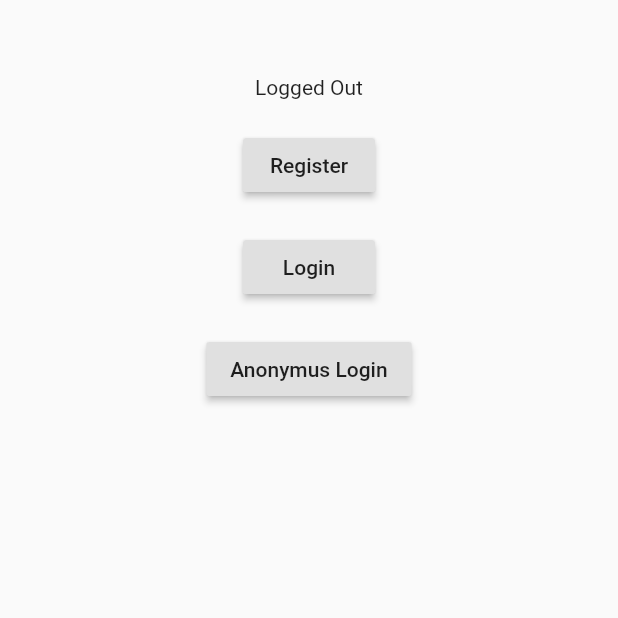
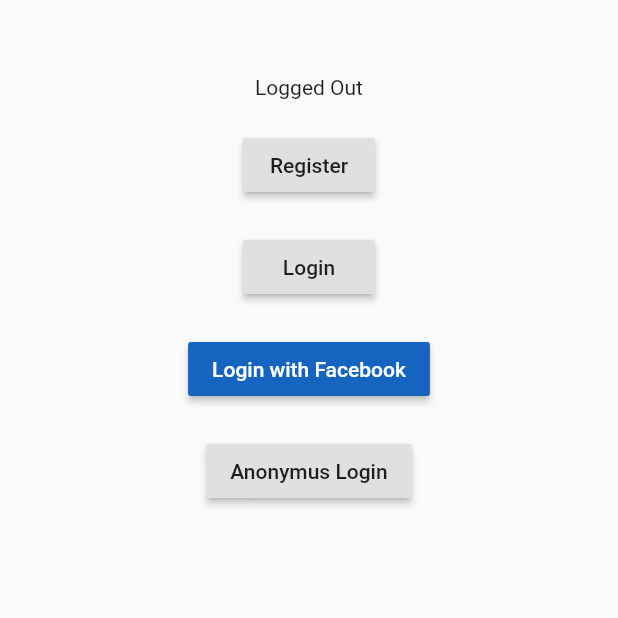
Before and after one commit to sartorinahuel/flutter_firebase_cc, a Flutter app: the screen it shows after launch, after a tap on "Anonymus Login", after a tap on "Volver", on a phone screen of 412 x 824 dp, the top half of it. Run offline on Flutter 3.47's test engine with Material 2 defaults, Android fonts, the light colour scheme and no system bars; our stand-ins replace bloc, cloud_firestore, firebase_auth, firebase_core, flutter_bloc; missing offline and left inert: cloud_firestore_web, firebase_auth_web, firebase_core_web, flutter_facebook_auth; accounts and stored records are empty; network calls fail.

Commit message:
add methods

```diff
--- a/lib/data/services/auth/firebase_auth_service.dart
+++ b/lib/data/services/auth/firebase_auth_service.dart
@@ -1,6 +1,7 @@
 import 'dart:async';
 
 import 'package:firebase_auth/firebase_auth.dart';
+import 'package:flutter_facebook_auth/flutter_facebook_auth.dart';
 import 'package:flutter_firebase_cc/domain/entities/app_error.dart';
 import '../../../domain/services/auth_service.dart';
 
@@ -28,13 +29,14 @@
 
   @override
   Stream<String> authState() async* {
+    uidStream.add('Loading');
     firebaseAuth.authStateChanges().listen((User user) {
       if (user == null) {
         print('The is no user logged in!');
         uidStream.add('');
       } else {
-        print('The user ${user.email} is logged in!');
-        uidStream.sink.add(user.uid);
+        print('The user ${user.uid} is logged in!');
+        uidStream.add(user.uid);
       }
     });
     yield* uidStream.stream;
@@ -43,12 +45,14 @@
   @override
   Future<void> changePassword(String password) {
     User user = firebaseAuth.currentUser;
-    //TODO more error handeling
-    user
-        .updatePassword(password)
-        .whenComplete(() => print('Password updated!'))
-        .catchError(throw AppError.genericError(
-            message: 'An error occur during changing password'));
+    user.updatePassword(password).whenComplete(() {
+      //TODO show popup message
+      print('Password updated!');
+    }).catchError(
+      //TODO more error handeling
+      throw AppError.genericError(
+          message: 'An error occur during changing password'),
+    );
   }
 
   @override
@@ -57,6 +61,7 @@
       await FirebaseAuth.instance.currentUser.delete();
     } on FirebaseAuthException catch (e) {
       if (e.code == 'requires-recent-login') {
+        //TODO Handle this error
         print(
             'The user must reauthenticate before this operation can be executed.');
       }
@@ -74,9 +79,20 @@
   }
 
   @override
-  Future<String> doLoginWithFacebook() {
-    // TODO: implement doLoginWithFacebook
-    throw UnimplementedError();
+  Future<String> doLoginWithFacebook() async {
+    //TODO continue with implementation
+    // Trigger the sign-in flow
+    final AccessToken result = await FacebookAuth.instance.login();
+
+    // Create a credential from the access token
+    final FacebookAuthCredential facebookAuthCredential =
+        FacebookAuthProvider.credential(result.token);
+
+    // Once signed in, return the UserCredential
+    UserCredential userCredential = await FirebaseAuth.instance
+        .signInWithCredential(facebookAuthCredential);
+
+    return userCredential.user.uid;
   }
 
   @override
@@ -119,7 +135,6 @@
 
   @override
   Future<void> doLogout() async {
-    //TODO delete local user data
     await FirebaseAuth.instance.signOut();
   }
 
--- a/lib/domain/blocs/auth/auth_bloc.dart
+++ b/lib/domain/blocs/auth/auth_bloc.dart
@@ -21,14 +21,29 @@
 
     //Listener that look if there is a session
     authService.authState().listen((uid) {
+      print(uid);
+      if (uid == 'Loading') {
+        this.add(AuthLoadingEvent());
+      }
       if (uid != '') {
         this.add(AuthIsLoggedInEvent(uid));
+      }
+      if (uid == '') {
+        this.add(AuthUnauthEvent());
       }
     });
   }
 
   @override
   Stream<AuthState> mapEventToState(AuthEvent event) async* {
+    if (state is AuthUnauthEvent) {
+      yield AuthInitial();
+    }
+
+    if (state is AuthLoadingEvent) {
+      yield AuthLoadingState();
+    }
+
     if (event is AuthLogInEvent) {
       yield AuthLoadingState();
       try {
@@ -69,6 +84,17 @@
       yield AuthLoggedOutState();
     }
 
+    if (event is AuthLoginWithFacebookEvent) {
+      yield AuthLoadingState();
+      try {
+        String uid = await authService.doLoginWithFacebook();
+        // _userBloc.add(UserGetDataEvent(uid));
+        yield AuthLoggedInState();
+      } on AppError catch (e) {
+        yield AuthErrorState(e);
+      }
+    }
+
     if (event is AuthRegisterEvent) {
       yield AuthLoadingState();
       try {
--- a/lib/domain/blocs/auth/auth_event.dart
+++ b/lib/domain/blocs/auth/auth_event.dart
@@ -26,4 +26,18 @@
 
 class AuthLogOutEvent extends AuthEvent {}
 
+class AuthLoadingEvent extends AuthEvent {}
+
+class AuthLoginWithFacebookEvent extends AuthEvent {}
+
+class AuthLoginWithGoogleEvent extends AuthEvent {}
+
+class AuthLoginWithAppleEvent extends AuthEvent {}
+
+class AuthLoginWithTwitterEvent extends AuthEvent {}
+
+class AuthLoginWithPhoneEvent extends AuthEvent {}
+
+class AuthUnauthEvent extends AuthEvent {}
+
 class AuthAnonymusLoginEvent extends AuthEvent {}
--- a/lib/domain/blocs/user/user_bloc.dart
+++ b/lib/domain/blocs/user/user_bloc.dart
@@ -26,14 +26,11 @@
         yield UserErrorState(e);
       }
     }
-    if (event is UserGetDataEvent) {
-      AppUser _currentUser = AppUser();
+    if (event is UserChangePasswordEvent) {
       yield UserLoadingState();
       try {
-        await userRepo
-            .getUser(event.uid)
-            .then((_) => _currentUser = userRepo.currentUser);
-        yield UserDataState(_currentUser);
+        await authService.changePassword(event.password);
+        yield UserDataState(userRepo.currentUser);
       } on AppError catch (e) {
         yield UserErrorState(e);
       }
@@ -85,10 +82,9 @@
       AppUser anonUser = AppUser(
         name: 'John Doe',
         uid: event.uid,
-        isAnonymus: true,
       );
       await userRepo.setUser(anonUser);
-       yield UserDataState(anonUser);
+      yield UserDataState(anonUser);
     }
 
     if (event is UserRegisterEvent) {
--- a/lib/domain/blocs/user/user_event.dart
+++ b/lib/domain/blocs/user/user_event.dart
@@ -39,6 +39,12 @@
 
 class UserLogoutEvent extends UserEvent {}
 
+class UserChangePasswordEvent extends UserEvent {
+  final String password;
+
+  UserChangePasswordEvent(this.password);
+}
+
 class UserAnonymusLoggedInEvent extends UserEvent {
   final String uid;
 
--- a/lib/domain/entities/user.dart
+++ b/lib/domain/entities/user.dart
@@ -6,7 +6,6 @@
   String phone;
   DateTime birthday;
   String profilePicUrl;
-  bool isAnonymus;
 
   AppUser({
     this.birthday,
@@ -16,7 +15,6 @@
     this.profilePicUrl,
     this.uid,
     this.userName,
-    this.isAnonymus,
   });
 
   AppUser fromJson(Map data, String uid) {
@@ -30,7 +28,6 @@
           : DateTime(1900, 1, 1),
       phone: data['phone'],
       profilePicUrl: data['profilePicUrl'],
-      isAnonymus: data['isAnonymus'],
     );
 
     return newUser;
@@ -44,7 +41,6 @@
       'birthday': user.birthday == null ? '' : user.birthday.toIso8601String(),
       'phone': user.phone ?? '',
       'profilePicUrl': user.profilePicUrl ?? '',
-      'isAnonymus': user.isAnonymus.toString(),
     };
   }
 }
--- a/lib/ui/pages/auth_page.dart
+++ b/lib/ui/pages/auth_page.dart
@@ -56,6 +56,18 @@
                 width: double.infinity,
               ),
               RaisedButton(
+                color: Colors.blue[800],
+                onPressed: () {
+                  print('Missing implementation');
+                  // BlocProvider.of<AuthBloc>(context).add(AuthLoginWithFacebookEvent());
+                },
+                child: Text('Login with Facebook', style: TextStyle(color: Colors.white)),
+              ),
+              SizedBox(
+                height: 20,
+                width: double.infinity,
+              ),
+              RaisedButton(
                 onPressed: () => BlocProvider.of<AuthBloc>(context).add(AuthAnonymusLoginEvent()),
                 child: Text('Anonymus Login'),
               ),
--- a/pubspec.yaml
+++ b/pubspec.yaml
@@ -24,10 +24,11 @@
   flutter:
     sdk: flutter
   cloud_firestore: ^0.16.0
-  cupertino_icons: ^1.0.2
+  cupertino_icons: ^1.0.0
   firebase_auth: ^0.20.0+1
   firebase_core: ^0.7.0
   flutter_bloc: ^6.1.1
+  flutter_facebook_auth: ^2.0.0+1
   http: ^0.12.2
 
 dev_dependencies:
```
Also changed, not shown: lib/data/repositories/user_repository/firebase_user_repository.dart (+12 -2 lines), lib/ui/pages/home_page.dart (+24 -10 lines), 2 other files.
